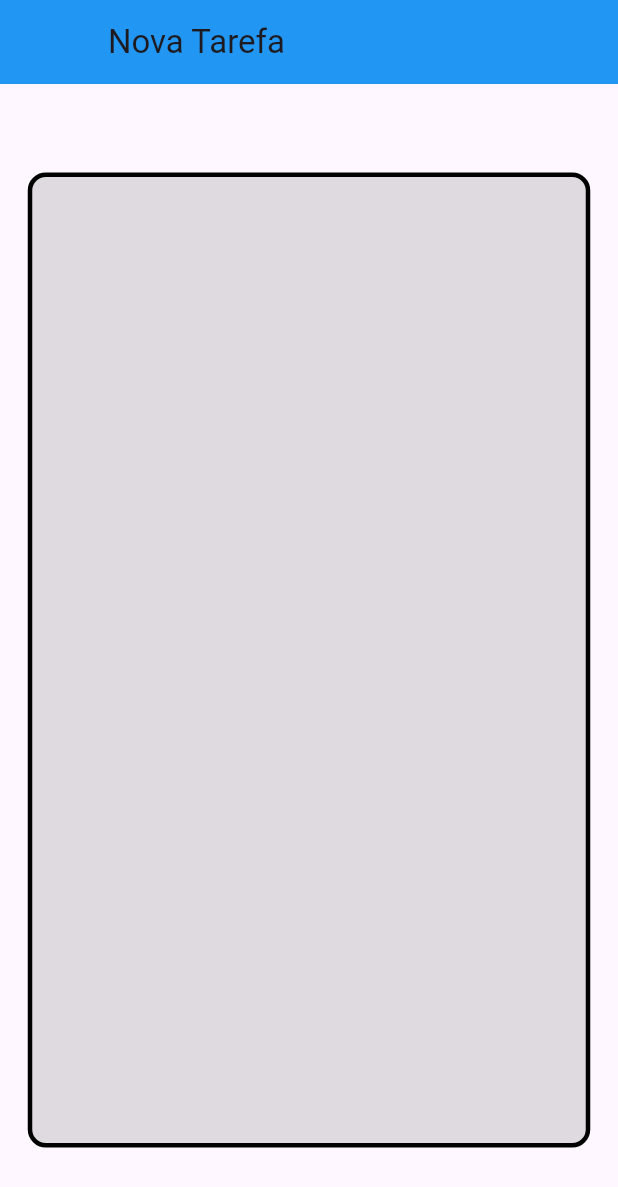
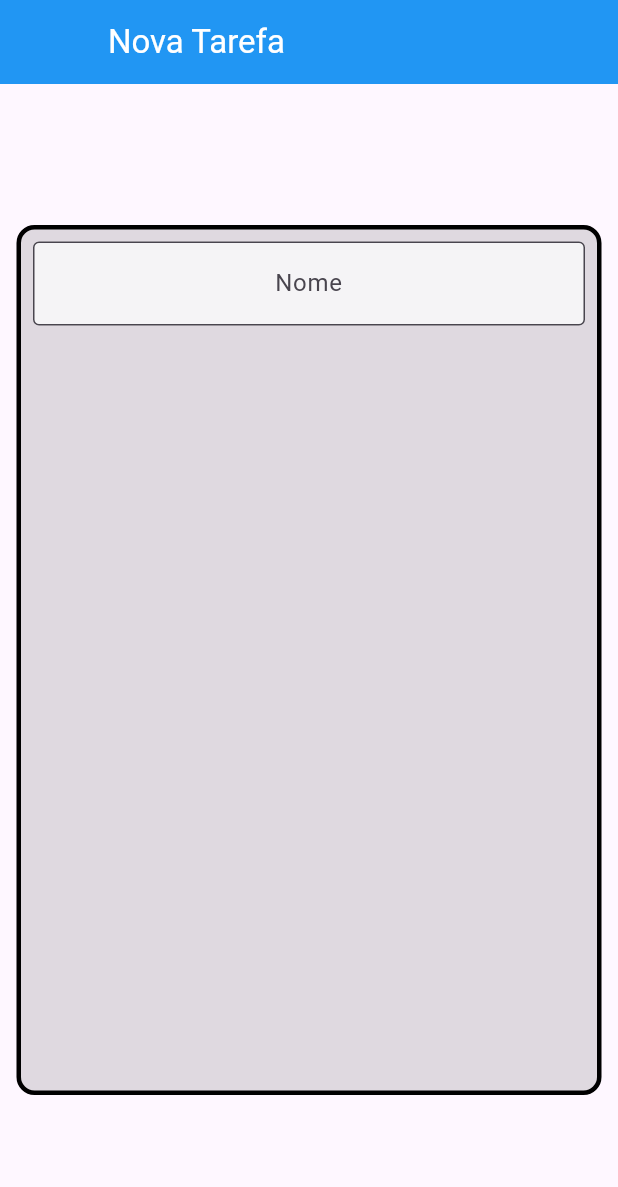
Before and after one commit to andreazevedoluiz/Projeto_Task, a Flutter app: the screen it shows after launch, on a phone screen of 412 x 824 dp. Shown: the top 1187 px of the screen. Run offline on Flutter 3.47's test engine with Material 2 defaults, Android fonts, the phone set to English and light mode, and no system bars.

Commit message:
TextFormField

```diff
--- a/lib/screens/form_screen.dart
+++ b/lib/screens/form_screen.dart
@@ -12,17 +12,30 @@ class FormScreen extends StatelessWidget {
       appBar: AppBar(
        leading: Container(),
         backgroundColor: Colors.blue,
-        title: const Text("Nova Tarefa",),
-
+        title: const Text("Nova Tarefa",
+        style: TextStyle(color: Colors.white),
+        ),
       ),
       body: Center(
         child: Container(
-          height: 650,
-          width: 375,
+          height: 580,
+          width: 390,
           decoration: BoxDecoration(color:  Colors.black12,
           borderRadius: BorderRadius.circular(12),
           border: Border.all(width: 3)),
           child: Column(children: [
+            Padding(
+              padding: const EdgeInsets.all(8.0),
+              child: TextFormField(
+                textAlign: TextAlign.center,
+                decoration:InputDecoration(
+                  border: OutlineInputBorder(),
+                  hintText: 'Nome',
+                  fillColor: Colors.white70,
+                  filled: true,
+                 ),
+              ),
+            ),
 
           ]),
         ),
```
